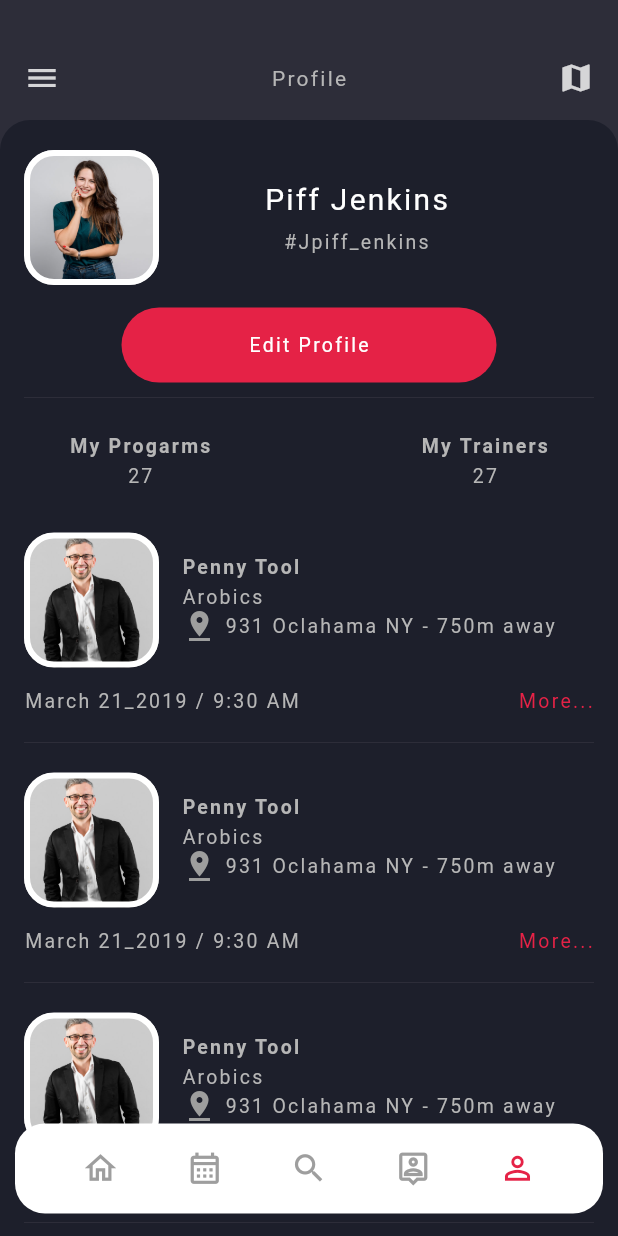
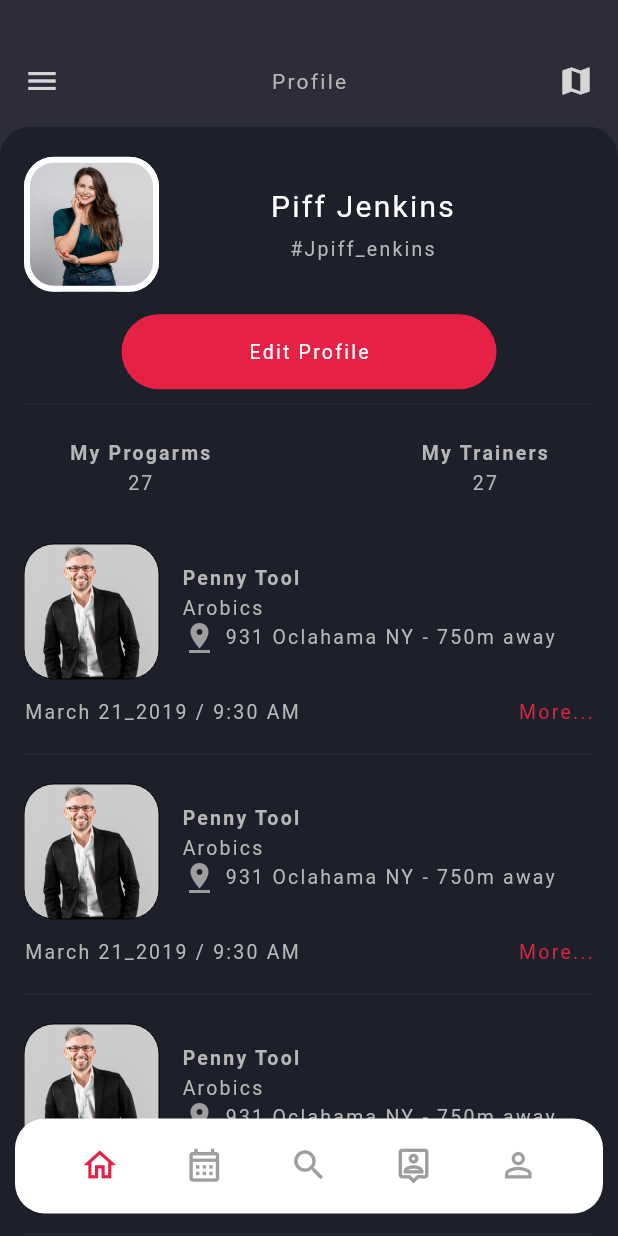
Before and after one commit to lemidiriba/appointment, a Flutter app: the screen it shows after launch, on a phone screen of 412 x 824 dp. Run offline on Flutter 3.47's test engine with Material 2 defaults, Android fonts, the phone set to English and light mode, and no system bars; our stand-ins replace get.

Commit message:
gesture detection and bottom navigation refactered

```diff
--- a/lib/main.dart
+++ b/lib/main.dart
@@ -1,6 +1,7 @@
 import 'package:apointment/pages/phone_call_page.dart';
 import 'package:apointment/pages/profile_page_one.dart';
 import 'package:flutter/material.dart';
+import 'package:get/get.dart';
 
 void main() {
   runApp(const MyApp());
@@ -20,6 +21,7 @@ class MyApp extends StatelessWidget {
         primarySwatch: Colors.blue,
       ),
       home: ProfilePageOne(),
+
     );
   }
 }
--- a/lib/pages/phone_call_page.dart
+++ b/lib/pages/phone_call_page.dart
@@ -1,4 +1,5 @@
 import 'package:apointment/constants/colors.dart';
+import 'package:apointment/utility/dimention.dart';
 import 'package:apointment/widgets/big_text.dart';
 import 'package:apointment/widgets/circular_icon.dart';
 import 'package:apointment/widgets/circulat_image.dart';
@@ -18,8 +19,8 @@ class PhoneCallPage extends StatelessWidget {
         child: Column(
           children: [
             CircularImage(),
-            const SizedBox(
-              height: 30,
+            SizedBox(
+              height: Dimension.height30,
             ),
             const BigText(text: "Dr. Wisteri Revenciaw"),
             const SizedBox(
--- a/lib/pages/profile_page_one.dart
+++ b/lib/pages/profile_page_one.dart
@@ -1,8 +1,10 @@
 import 'dart:convert';
 
 import 'package:apointment/constants/colors.dart';
+import 'package:apointment/utility/dimention.dart';
 import 'package:apointment/widgets/big_text.dart';
 import 'package:apointment/widgets/column_text.dart';
+import 'package:apointment/widgets/custom_bottom_navigation_bar.dart';
 import 'package:apointment/widgets/included_program.dart';
 import 'package:apointment/widgets/larg_button.dart';
 import 'package:apointment/widgets/rectangle_image.dart';
@@ -24,11 +26,11 @@ class _ProfilePageOneState extends State<ProfilePageOne> {
       body: Stack(
         children: [
           Positioned(
-            top: 40,
+            top: Dimension.height40,
             left: 0,
             right: 0,
             child: Container(
-              width: 100,
+              width: Dimension.height100,
               padding: const EdgeInsets.only(left: 16, right: 16),
               child: Row(
                 mainAxisAlignment: MainAxisAlignment.spaceBetween,
@@ -50,7 +52,7 @@ class _ProfilePageOneState extends State<ProfilePageOne> {
             ),
           ),
           Positioned(
-            top: 80,
+            top: Dimension.height80,
             left: 0,
             right: 0,
             bottom: 0,
@@ -67,9 +69,9 @@ class _ProfilePageOneState extends State<ProfilePageOne> {
                 children: [
                   Row(
                     children: [
-                      const RectangleImage(image: 'assets/team-2.jpg'),
-                      const SizedBox(
-                        width: 70,
+                      const RectangleImage(image: 'assets/team-2.jpg',),
+                       SizedBox(
+                        width: Dimension.height70,
                       ),
                       Column(
                         children: const [
@@ -99,7 +101,7 @@ class _ProfilePageOneState extends State<ProfilePageOne> {
                         children: [
                           Container(
                             margin: const EdgeInsets.only(top: 20, bottom: 10),
-                            height: 55,
+                            height: Dimension.height55,
                             child: Column(
                               crossAxisAlignment: CrossAxisAlignment.start,
                               children: [
@@ -145,47 +147,7 @@ class _ProfilePageOneState extends State<ProfilePageOne> {
               ),
             ),
           ),
-          Positioned(
-            bottom: 15,
-            left: 0,
-            right: 0,
-            child: Container(
-              height: 60,
-              margin: const EdgeInsets.only(left: 10, right: 10),
-              decoration: BoxDecoration(
-                  borderRadius: BorderRadius.circular(20), color: Colors.white),
-              child: Row(
-                mainAxisAlignment: MainAxisAlignment.spaceEvenly,
-                children: const [
-                  Icon(
-                    Icons.home_outlined,
-                    color: Colors.grey,
-                    size: 25,
-                  ),
-                  Icon(
-                    Icons.calendar_month_outlined,
-                    color: Colors.grey,
-                    size: 25,
-                  ),
-                  Icon(
-                    Icons.search_outlined,
-                    color: Colors.grey,
-                    size: 25,
-                  ),
-                  Icon(
-                    Icons.person_pin_outlined,
-                    color: Colors.grey,
-                    size: 25,
-                  ),
-                  Icon(
-                    Icons.person_outline,
-                    color: AppColors.secondaryColor,
-                    size: 25,
-                  ),
-                ],
-              ),
-            ),
-          ),
+          CustomBottomNavigationBar()
         ],
       ),
     );
--- /dev/null
+++ b/lib/utility/dimention.dart
@@ -0,0 +1,22 @@
+import 'package:get/get.dart';
+
+class Dimension {
+  static double screenHeight = Get.height;
+  static double screenWidth = Get.width;
+
+  //container haight
+  static double height100 = screenHeight / 7.80;
+  static double height80 = screenHeight / 9.75;
+  static double height70 = screenHeight / 11.14;
+  static double height60 = screenHeight / 13;
+  static double height55 = screenHeight / 14.18;
+  static double height50 = screenHeight / 15.6;
+  static double height40 = screenHeight / 19.5;
+  static double height30 = screenHeight / 26.0;
+  static double height25 = screenHeight / 31.2;
+  static double height10 = screenHeight / 78.0;
+
+
+  static double pageViewTextContainer = screenHeight / 6.5;
+
+}
--- a/lib/widgets/circulat_image.dart
+++ b/lib/widgets/circulat_image.dart
@@ -1,3 +1,5 @@
+
+import 'package:apointment/utility/dimention.dart';
 import 'package:flutter/material.dart';
 
 class CircularImage extends StatelessWidget {
@@ -7,10 +9,10 @@ class CircularImage extends StatelessWidget {
   Widget build(BuildContext context) {
     return Container(
               padding: const EdgeInsets.all(4),
-              width: 100,
-              height: 100,
+              width: Dimension.height100,
+              height: Dimension.height100,
               decoration: BoxDecoration(
-                borderRadius: BorderRadius.circular(50),
+                borderRadius: BorderRadius.circular(Dimension.height50),
                 border: Border.all(color: Colors.white, width: 4) ,
                 color: Colors.white,
                 image:const DecorationImage(
--- /dev/null
+++ b/lib/widgets/custom_bottom_navigation_bar.dart
@@ -0,0 +1,94 @@
+import 'package:apointment/constants/colors.dart';
+import 'package:apointment/utility/dimention.dart';
+import 'package:flutter/material.dart';
+
+class CustomBottomNavigationBar extends StatefulWidget {
+  CustomBottomNavigationBar({Key? key}) : super(key: key);
+
+  @override
+  State<CustomBottomNavigationBar> createState() =>
+      _CustomBottomNavigationBarState();
+}
+
+class _CustomBottomNavigationBarState extends State<CustomBottomNavigationBar> {
+  int pageIndex = 1;
+  @override
+  Widget build(BuildContext context) {
+    return Positioned(
+      bottom: 15,
+      left: 0,
+      right: 0,
+      child: Container(
+        height: Dimension.height60,
+        margin: const EdgeInsets.only(left: 10, right: 10),
+        decoration: BoxDecoration(
+            borderRadius: BorderRadius.circular(20), color: Colors.white),
+        child: Row(
+          mainAxisAlignment: MainAxisAlignment.spaceEvenly,
+          children: [
+            GestureDetector(
+              onTap: () {
+                setState(() {
+                  pageIndex = 1;
+                });
+              },
+              child: Icon(
+                Icons.home_outlined,
+                color: pageIndex == 1 ? AppColors.secondaryColor:Colors.grey,
+                size: Dimension.height25,
+              ),
+            ),
+            GestureDetector(
+              onTap: () {
+                setState(() {
+                  pageIndex = 2;
+                });
+              },
+              child: Icon(
+                Icons.calendar_month_outlined,
+                color: pageIndex == 2 ? AppColors.secondaryColor:Colors.grey,
+                size: Dimension.height25,
+              ),
+            ),
+            GestureDetector(
+              onTap: () {
+                setState(() {
+                  pageIndex = 3;
+                });
+              },
+              child: Icon(
+                Icons.search_outlined,
+                color: pageIndex == 3 ? AppColors.secondaryColor:Colors.grey,
+                size: Dimension.height25,
+              ),
+            ),
+            GestureDetector(
+              onTap: () {
+                setState(() {
+                  pageIndex = 4;
+                });
+              },
+              child: Icon(
+                Icons.person_pin_outlined,
+                color: pageIndex == 4 ? AppColors.secondaryColor:Colors.grey,
+                size: Dimension.height25,
+              ),
+            ),
+            GestureDetector(
+              onTap: () {
+                setState(() {
+                  pageIndex = 5;
+                });
+              },
+              child: Icon(
+                Icons.person_outline,
+                color:pageIndex == 5 ? AppColors.secondaryColor:Colors.grey,
+                size: Dimension.height25,
+              ),
+            ),
+          ],
+        ),
+      ),
+    );
+  }
+}
--- a/lib/widgets/included_program.dart
+++ b/lib/widgets/included_program.dart
@@ -13,7 +13,7 @@ class IncludedProgram extends StatelessWidget {
       children: [
         Row(
           children: [
-            const RectangleImage(image: 'assets/team-1.jpg'),
+            const RectangleImage(image: 'assets/team-1.jpg',border: false,),
             const SizedBox(
               width: 15,
             ),
--- a/lib/widgets/rectangle_image.dart
+++ b/lib/widgets/rectangle_image.dart
@@ -2,7 +2,8 @@ import 'package:flutter/material.dart';
 
 class RectangleImage extends StatelessWidget {
   final String image;
-  const RectangleImage({Key? key,required this.image}) : super(key: key);
+  final bool border;
+  const RectangleImage({Key? key,required this.image,this.border = true}) : super(key: key);
 
   @override
   Widget build(BuildContext context) {
@@ -12,7 +13,7 @@ class RectangleImage extends StatelessWidget {
               height: 90,
               decoration: BoxDecoration(
                 borderRadius: BorderRadius.circular(20),
-                border: Border.all(color: Colors.white, width: 4) ,
+                border: border == true ? Border.all(color: Colors.white, width: 4) :Border.all(width: 0) ,
                 color: Colors.white,
                 image:DecorationImage(
                   image: AssetImage(image,),
--- a/pubspec.yaml
+++ b/pubspec.yaml
@@ -34,6 +34,7 @@ dependencies:
   # The following adds the Cupertino Icons font to your application.
   # Use with the CupertinoIcons class for iOS style icons.
   cupertino_icons: ^1.0.2
+  get: ^4.6.5
 
 dev_dependencies:
   flutter_test:
```
Also changed, not shown: pubspec.lock, 1 other file.
